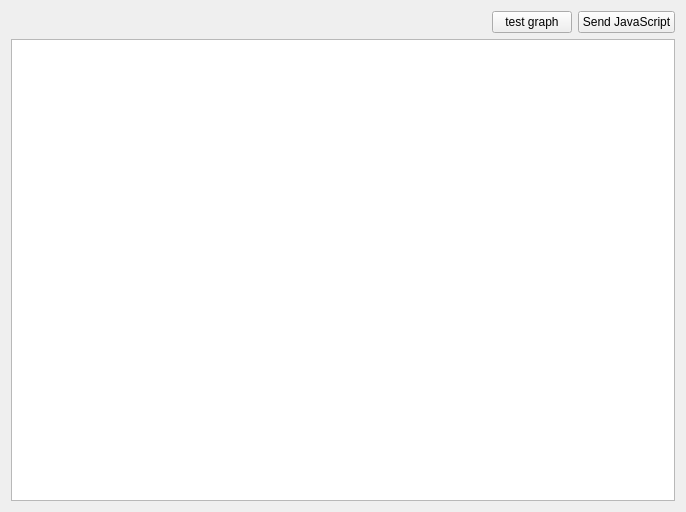
This is ddtt/experiment/libQDigraph/Viewer.ui in ialhashim/ddtt-dev as Qt 5 draws it before an edit. The edited form follows.
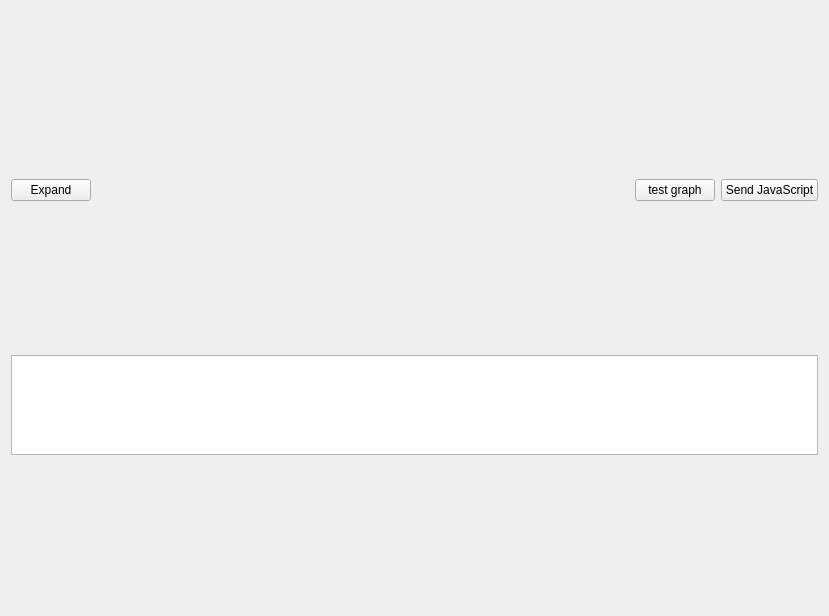
This is the edited form.

```diff
--- a/ddtt/experiment/libQDigraph/Viewer.ui
+++ b/ddtt/experiment/libQDigraph/Viewer.ui
@@ -6,25 +6,22 @@
    <rect>
     <x>0</x>
     <y>0</y>
-    <width>686</width>
-    <height>512</height>
+    <width>829</width>
+    <height>616</height>
    </rect>
   </property>
   <property name="windowTitle">
    <string>Form</string>
   </property>
   <layout class="QGridLayout" name="gridLayout">
-   <item row="2" column="2">
+   <item row="2" column="3">
     <widget class="QPushButton" name="doJavaScript">
      <property name="text">
       <string>Send JavaScript</string>
      </property>
     </widget>
    </item>
-   <item row="3" column="0" colspan="3">
-    <widget class="QListWidget" name="logWidget"/>
-   </item>
-   <item row="2" column="0">
+   <item row="2" column="1">
     <spacer name="horizontalSpacer">
      <property name="orientation">
       <enum>Qt::Horizontal</enum>
@@ -37,15 +34,45 @@
      </property>
     </spacer>
    </item>
-   <item row="2" column="1">
+   <item row="2" column="2">
     <widget class="QPushButton" name="testGraph">
      <property name="text">
       <string>test graph</string>
      </property>
     </widget>
    </item>
-   <item row="0" column="0" colspan="3">
-    <layout class="QVBoxLayout" name="mainlayout"/>
+   <item row="2" column="0">
+    <widget class="QPushButton" name="expandButton">
+     <property name="text">
+      <string>Expand</string>
+     </property>
+    </widget>
+   </item>
+   <item row="0" column="0" colspan="4">
+    <layout class="QVBoxLayout" name="mainlayout">
+     <property name="leftMargin">
+      <number>10</number>
+     </property>
+     <property name="topMargin">
+      <number>10</number>
+     </property>
+     <property name="rightMargin">
+      <number>10</number>
+     </property>
+     <property name="bottomMargin">
+      <number>10</number>
+     </property>
+    </layout>
+   </item>
+   <item row="3" column="0" colspan="4">
+    <widget class="QListWidget" name="logWidget">
+     <property name="maximumSize">
+      <size>
+       <width>16777215</width>
+       <height>100</height>
+      </size>
+     </property>
+    </widget>
    </item>
   </layout>
  </widget>
```
